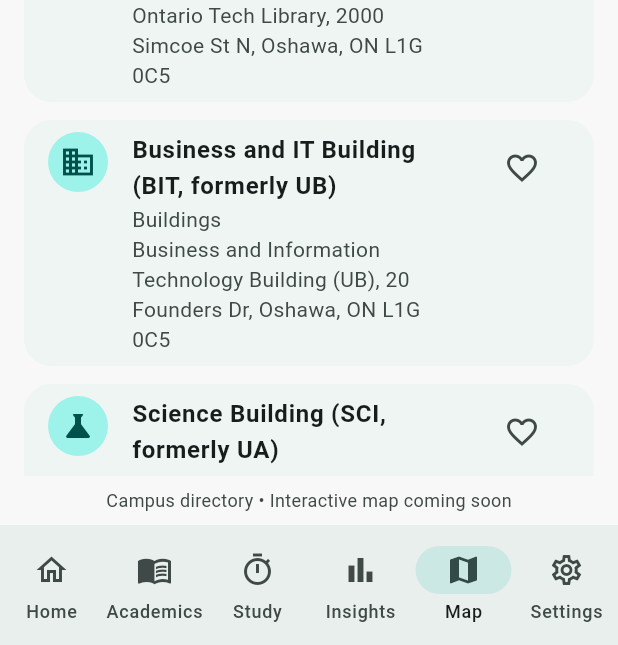
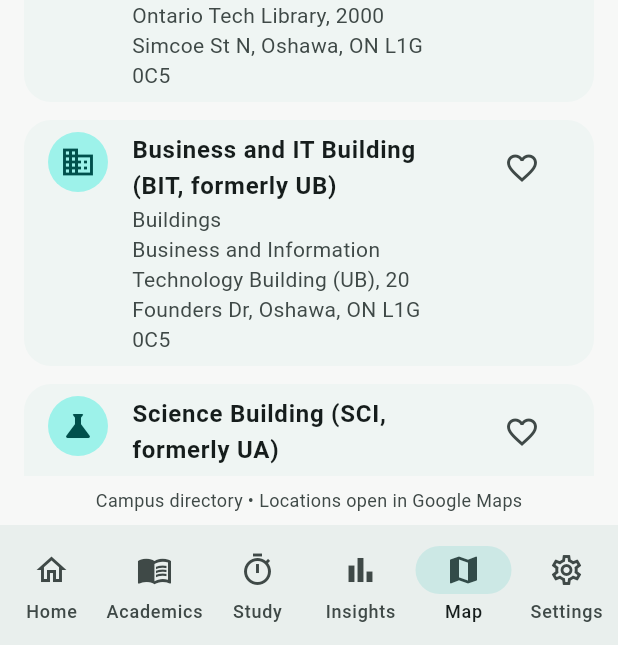
Before and after one commit to m3hreen/campus-companion, a Flutter app: the MainScreen screen opened directly with empty values, item 5 of the bottom bar chosen, on a phone screen of 412 x 824 dp, the part 591-1236 px from its top. Run offline on Flutter 3.47's test engine with Material 3 defaults, Android fonts, the phone set to English and light mode, and no system bars; our stand-ins replace flutter_local_notifications, shared_preferences, timezone; accounts and stored records are empty; network calls fail.

Commit message:
Document campus directory and improve accessibility

```diff
--- a/code/lib/screens/campus_directory_screen.dart
+++ b/code/lib/screens/campus_directory_screen.dart
@@ -1,26 +1,28 @@
+import 'package:flutter/material.dart';
+import 'package:shared_preferences/shared_preferences.dart';
+import 'package:url_launcher/url_launcher.dart';
 
-import 'package:flutter/material.dart';
-import 'package:url_launcher/url_launcher.dart';
 import '../models/campus_location.dart';
-import 'package:shared_preferences/shared_preferences.dart';
 
+// Displays campus locations with search, category filters and saved favourites.
 class CampusDirectoryScreen extends StatefulWidget {
   const CampusDirectoryScreen({super.key});
 
   @override
-  State<CampusDirectoryScreen> createState() =>
-      _CampusDirectoryScreenState();
+  State<CampusDirectoryScreen> createState() => _CampusDirectoryScreenState();
 }
 
-class _CampusDirectoryScreenState
-    extends State<CampusDirectoryScreen> {
+class _CampusDirectoryScreenState extends State<CampusDirectoryScreen> {
+  // --------------------------------------------------
+  // SEARCH AND FILTER STATE
+  // --------------------------------------------------
 
-  final TextEditingController _searchController =
-  TextEditingController();
+  final TextEditingController _searchController = TextEditingController();
 
   String _selectedCategory = 'All';
   bool _showFavoritesOnly = false;
 
+  // Location names identify favourites in the bundled directory.
   final Set<String> _favorites = {};
 
   @override
@@ -29,12 +31,24 @@ class _CampusDirectoryScreenState
     _loadFavorites();
   }
 
+  @override
+  void dispose() {
+    // Release the controller when this screen is removed.
+    _searchController.dispose();
+    super.dispose();
+  }
+
+  // --------------------------------------------------
+  // FAVOURITES STORAGE
+  // --------------------------------------------------
+
   Future<void> _loadFavorites() async {
-    final prefs = await SharedPreferences.getInstance();
+    final SharedPreferences prefs = await SharedPreferences.getInstance();
 
-    final savedFavorites =
+    final List<String> savedFavorites =
         prefs.getStringList('campus_favorites') ?? [];
 
+    // The screen may have closed while storage was loading.
     if (!mounted) return;
 
     setState(() {
@@ -43,6 +57,7 @@ class _CampusDirectoryScreenState
   }
 
   Future<void> _toggleFavorite(String name) async {
+    // Update the visible heart and favourites filter immediately.
     setState(() {
       if (_favorites.contains(name)) {
         _favorites.remove(name);
@@ -51,149 +66,179 @@ class _CampusDirectoryScreenState
       }
     });
 
-    final prefs = await SharedPreferences.getInstance();
+    // Store names so favourites remain available after restarting.
+    final SharedPreferences prefs = await SharedPreferences.getInstance();
 
-    await prefs.setStringList(
-      'campus_favorites',
-      _favorites.toList(),
-    );
+    await prefs.setStringList('campus_favorites', _favorites.toList());
   }
 
+  // --------------------------------------------------
+  // CAMPUS DIRECTORY DATA
+  // --------------------------------------------------
+
+  // Bundled locations remain searchable without an internet connection.
+  // Opening Google Maps requires an external application or browser.
   final List<CampusLocation> _locations = [
     CampusLocation(
       name: 'Ontario Tech Library (LIB)',
-      description: 'A multi-floor library with individual and group study spaces.',
+      description:
+          'A multi-floor library with individual and group study spaces.',
       address: 'Ontario Tech Library, 2000 Simcoe St N, Oshawa, ON L1G 0C5',
       category: 'Study',
       icon: Icons.local_library,
     ),
     CampusLocation(
       name: 'Business and IT Building (BIT, formerly UB)',
-      description: 'Academic building with classrooms, lecture halls and study areas.',
-      address: 'Business and Information Technology Building (UB), 20 Founders Dr, Oshawa, ON L1G 0C5',
+      description:
+          'Academic building with classrooms, lecture halls and study areas.',
+      address:
+          'Business and Information Technology Building (UB), '
+          '20 Founders Dr, Oshawa, ON L1G 0C5',
       category: 'Buildings',
       icon: Icons.business,
     ),
     CampusLocation(
       name: 'Science Building (SCI, formerly UA)',
       description: 'Science classrooms, laboratories and student study spaces.',
-      address: 'Science Building (UA), 31 Avenue of Champions, Oshawa, ON L1G 0C5',
+      address:
+          'Science Building (UA), '
+          '31 Avenue of Champions, Oshawa, ON L1G 0C5',
       category: 'Buildings',
       icon: Icons.science,
     ),
     CampusLocation(
       name: 'Shawenjigewining Hall (SHA)',
       description: 'Student services, study areas and student support.',
-      address: 'Shawenjigewining Hall, 40 Founders Dr, Oshawa, ON L1H 7K4',
+      address:
+          'Shawenjigewining Hall, '
+          '40 Founders Dr, Oshawa, ON L1H 7K4',
       category: 'Buildings',
       icon: Icons.people,
     ),
     CampusLocation(
       name: 'Energy Research Centre (ERC)',
       description: 'Academic building with classrooms and research spaces.',
-      address: 'Energy Research Centre (ERC), 30 Founders Dr, Oshawa, ON L1G 0C8',
+      address:
+          'Energy Research Centre (ERC), '
+          '30 Founders Dr, Oshawa, ON L1G 0C8',
       category: 'Buildings',
       icon: Icons.bolt,
     ),
     CampusLocation(
       name: 'Student Learning Centre',
-      description: 'Academic support, peer tutoring and writing support in Shawenjigewining Hall, 2nd floor',
-      address: 'Shawenjigewining Hall, 40 Founders Dr, Oshawa, ON L1H 7K4',
+      description:
+          'Academic support, peer tutoring and writing support '
+          'in Shawenjigewining Hall, 2nd floor',
+      address:
+          'Shawenjigewining Hall, '
+          '40 Founders Dr, Oshawa, ON L1H 7K4',
       category: 'Services',
       icon: Icons.school,
     ),
     CampusLocation(
       name: 'Hunter’s Kitchen',
       description: 'Food and dining located in the Business and IT Building.',
-      address: 'Business and Information Technology Building (UB), 20 Founders Dr, Oshawa, ON L1G 0C5',
+      address:
+          'Business and Information Technology Building (UB), '
+          '20 Founders Dr, Oshawa, ON L1G 0C5',
       category: 'Food',
       icon: Icons.restaurant,
     ),
     CampusLocation(
       name: 'Tim Hortons (SHA)',
       description: 'Coffee and refreshments in Shawenjigewining Hall.',
-      address: 'Shawenjigewining Hall, 40 Founders Dr, Oshawa, ON L1H 7K4',
+      address:
+          'Shawenjigewining Hall, '
+          '40 Founders Dr, Oshawa, ON L1H 7K4',
       category: 'Food',
       icon: Icons.coffee,
     ),
     CampusLocation(
       name: 'Study Spaces',
-      description: 'Private and open individual/group study spaces in Energy Research Centre.',
-      address: 'Energy Research Centre (ERC), 30 Founders Dr, Oshawa, ON L1G 0C8',
+      description:
+          'Private and open individual/group study spaces '
+          'in Energy Research Centre.',
+      address:
+          'Energy Research Centre (ERC), '
+          '30 Founders Dr, Oshawa, ON L1G 0C8',
       category: 'Study',
       icon: Icons.local_library,
     ),
   ];
 
+  // --------------------------------------------------
+  // COMBINED FILTERING
+  // --------------------------------------------------
+
   List<CampusLocation> get _filteredLocations {
+    final String query = _searchController.text.toLowerCase();
+
+    // Build a filtered list without changing the original directory.
     return _locations.where((location) {
-      final query = _searchController.text.toLowerCase();
-
-      final matchesSearch =
+      final bool matchesSearch =
           location.name.toLowerCase().contains(query) ||
           location.description.toLowerCase().contains(query) ||
           location.address.toLowerCase().contains(query);
 
-      final matchesCategory =
-          _selectedCategory == 'All' ||
-              location.category == _selectedCategory;
+      final bool matchesCategory =
+          _selectedCategory == 'All' || location.category == _selectedCategory;
 
-      final matchesFavorites =
-          !_showFavoritesOnly ||
-              _favorites.contains(location.name);
+      final bool matchesFavorites =
+          !_showFavoritesOnly || _favorites.contains(location.name);
 
-      return matchesSearch &&
-          matchesCategory &&
-          matchesFavorites;
+      // A location must match every active filter.
+      return matchesSearch && matchesCategory && matchesFavorites;
     }).toList();
   }
 
+  // --------------------------------------------------
+  // EXTERNAL MAPS NAVIGATION
+  // --------------------------------------------------
+
   Future<void> _openMaps(CampusLocation location) async {
-    final query = Uri.encodeComponent(location.address);
+    // Encode spaces and punctuation before adding the address to the URL.
+    final String query = Uri.encodeComponent(location.address);
 
-    final uri = Uri.parse(
+    final Uri uri = Uri.parse(
       'https://www.google.com/maps/search/?api=1&query=$query',
     );
 
     try {
-      final launched = await launchUrl(
+      final bool launched = await launchUrl(
         uri,
         mode: LaunchMode.externalApplication,
       );
 
       if (!launched && mounted) {
-        ScaffoldMessenger.of(context).showSnackBar(
-          const SnackBar(
-            content: Text('Unable to open Maps.'),
-          ),
-        );
+        _showMapsError();
       }
-    } catch (e) {
+    } catch (_) {
       if (!mounted) return;
-
-      ScaffoldMessenger.of(context).showSnackBar(
-        const SnackBar(
-          content: Text('Unable to open Maps.'),
-        ),
-      );
+      _showMapsError();
     }
   }
 
-  @override
-  void dispose() {
-    _searchController.dispose();
-    super.dispose();
+  void _showMapsError() {
+    ScaffoldMessenger.of(context)
+        .showSnackBar(const SnackBar(content: Text('Unable to open Maps.')));
   }
+
+  // --------------------------------------------------
+  // BUILD DIRECTORY SCREEN
+  // --------------------------------------------------
 
   @override
   Widget build(BuildContext context) {
-    final categories = [
+    const List<String> categories = [
       'All',
       'Study',
       'Food',
       'Buildings',
       'Services',
     ];
+
+    // Calculate once per build instead of filtering again for each row.
+    final List<CampusLocation> visibleLocations = _filteredLocations;
 
     return Column(
       children: [
@@ -204,24 +249,18 @@ class _CampusDirectoryScreenState
             children: [
               const Text(
                 'Campus Directory',
-                style: TextStyle(
-                  fontSize: 24,
-                  fontWeight: FontWeight.bold,
+                style: TextStyle(fontSize: 24, fontWeight: FontWeight.bold),
               ),
-              ),
-
               const SizedBox(height: 6),
-
               Text(
                 'Find buildings, study spaces, food and services.',
                 style: TextStyle(
-                  color: Theme.of(context)
-                      .colorScheme.onSurfaceVariant,
+                  color: Theme.of(context).colorScheme.onSurfaceVariant,
                 ),
               ),
-
               const SizedBox(height: 16),
 
+              // Rebuild the list whenever the search text changes.
               TextField(
                 controller: _searchController,
                 onChanged: (_) => setState(() {}),
@@ -229,6 +268,7 @@ class _CampusDirectoryScreenState
                   hintText: 'Search campus locations...',
                   prefixIcon: const Icon(Icons.search),
                   suffixIcon: IconButton(
+                    tooltip: 'Clear search',
                     icon: const Icon(Icons.clear),
                     onPressed: () {
                       _searchController.clear();
@@ -237,9 +277,9 @@ class _CampusDirectoryScreenState
                   ),
                 ),
               ),
-
               const SizedBox(height: 12),
 
+              // Horizontal scrolling keeps category choices accessible.
               SingleChildScrollView(
                 scrollDirection: Axis.horizontal,
                 child: Row(
@@ -259,9 +299,9 @@ class _CampusDirectoryScreenState
                   }).toList(),
                 ),
               ),
-
               const SizedBox(height: 8),
 
+              // Combine this option with the selected category and search.
               FilterChip(
                 label: const Text('Favorites only'),
                 avatar: const Icon(Icons.favorite),
@@ -276,74 +316,57 @@ class _CampusDirectoryScreenState
           ),
         ),
 
+        // Give the results list the remaining space on the screen.
         Expanded(
-          child: _filteredLocations.isEmpty
-              ? const Center(
-            child: Text('No locations found.'),
-          )
+          child: visibleLocations.isEmpty
+              ? const Center(child: Text('No locations found.'))
               : ListView.builder(
-            padding: const EdgeInsets.symmetric(
-              horizontal: 16,
-            ),
-            itemCount: _filteredLocations.length,
+                  padding: const EdgeInsets.symmetric(horizontal: 16),
+                  itemCount: visibleLocations.length,
                   itemBuilder: (context, index) {
-              final location =
-              _filteredLocations[index];
-
-              final isFavorite =
-              _favorites.contains(location.name);
+                    final CampusLocation location = visibleLocations[index];
+                    final bool isFavorite = _favorites.contains(location.name);
 
                     return Card(
                       child: ListTile(
-                  leading: CircleAvatar(
-                    child: Icon(location.icon),
-                  ),
-
+                        leading: CircleAvatar(child: Icon(location.icon)),
                         title: Text(
                           location.name,
-                    style: const TextStyle(
-                      fontWeight: FontWeight.bold,
+                          style: const TextStyle(fontWeight: FontWeight.bold),
                         ),
-                  ),
-
                         subtitle: Column(
-                    crossAxisAlignment:
-                    CrossAxisAlignment.start,
+                          crossAxisAlignment: CrossAxisAlignment.start,
                           children: [
                             Text(location.category),
                             Text(location.address),
                           ],
                         ),
-
                         isThreeLine: true,
-
                         trailing: IconButton(
+                          tooltip: isFavorite
+                              ? 'Remove favourite'
+                              : 'Save favourite',
                           icon: Icon(
-                      isFavorite
-                          ? Icons.favorite
-                          : Icons.favorite_border,
-                      color: isFavorite
-                          ? Colors.red
-                          : null,
+                            isFavorite ? Icons.favorite : Icons.favorite_border,
+                            color: isFavorite ? Colors.red : null,
                           ),
                           onPressed: () {
                             _toggleFavorite(location.name);
                           },
                         ),
 
+                        // Pass the selected location and parent callbacks.
                         onTap: () {
-                    Navigator.push(
+                          Navigator.push<void>(
                             context,
-                      MaterialPageRoute(
-                        builder: (_) =>
-                            CampusLocationDetails(
+                            MaterialPageRoute<void>(
+                              builder: (_) => CampusLocationDetails(
                                 location: location,
                                 isFavorite: isFavorite,
                                 onFavoriteChanged: () {
                                   _toggleFavorite(location.name);
                                 },
-                              onOpenMaps: () =>
-                                  _openMaps(location),
+                                onOpenMaps: () => _openMaps(location),
                               ),
                             ),
                           );
@@ -353,14 +376,12 @@ class _CampusDirectoryScreenState
                   },
                 ),
         ),
-
         Padding(
           padding: const EdgeInsets.all(8),
           child: Text(
-            'Campus directory • Interactive map coming soon',
+            'Campus directory • Locations open in Google Maps',
             style: TextStyle(
-              color: Theme.of(context)
-                  .colorScheme.onSurfaceVariant,
+              color: Theme.of(context).colorScheme.onSurfaceVariant,
               fontSize: 12,
             ),
           ),
@@ -370,13 +391,8 @@ class _CampusDirectoryScreenState
   }
 }
 
-
+// Shows one location and sends favourite/Maps actions to the directory.
 class CampusLocationDetails extends StatefulWidget {
-  final CampusLocation location;
-  final bool isFavorite;
-  final VoidCallback onFavoriteChanged;
-  final VoidCallback onOpenMaps;
-
   const CampusLocationDetails({
     super.key,
     required this.location,
@@ -385,37 +401,39 @@ class CampusLocationDetails extends StatefulWidget {
     required this.onOpenMaps,
   });
 
+  final CampusLocation location;
+  final bool isFavorite;
+  final VoidCallback onFavoriteChanged;
+  final VoidCallback onOpenMaps;
+
   @override
-  State<CampusLocationDetails> createState() =>
-      _CampusLocationDetailsState();
+  State<CampusLocationDetails> createState() => _CampusLocationDetailsState();
 }
 
-class _CampusLocationDetailsState
-    extends State<CampusLocationDetails> {
-
+class _CampusLocationDetailsState extends State<CampusLocationDetails> {
   late bool _isFavorite;
 
   @override
   void initState() {
     super.initState();
+
+    // Start with the favourite status passed from the directory.
     _isFavorite = widget.isFavorite;
   }
 
   @override
   Widget build(BuildContext context) {
-    final location = widget.location;
+    final CampusLocation location = widget.location;
 
     return Scaffold(
       appBar: AppBar(
         title: Text(location.name),
         actions: [
           IconButton(
-            icon: Icon(
-              _isFavorite
-                  ? Icons.favorite
-                  : Icons.favorite_border,
-            ),
+            tooltip: _isFavorite ? 'Remove favourite' : 'Save favourite',
+            icon: Icon(_isFavorite ? Icons.favorite : Icons.favorite_border),
             onPressed: () {
+              // Refresh this route's heart and update the parent's saved set.
               setState(() {
                 _isFavorite = !_isFavorite;
               });
@@ -426,7 +444,8 @@ class _CampusLocationDetailsState
         ],
       ),
 
-      body: Padding(
+      // Allow scrolling on small screens and with larger system text.
+      body: SingleChildScrollView(
         padding: const EdgeInsets.all(20),
         child: Column(
           crossAxisAlignment: CrossAxisAlignment.start,
@@ -436,51 +455,28 @@ class _CampusLocationDetailsState
               size: 60,
               color: Theme.of(context).colorScheme.primary,
             ),
-
             const SizedBox(height: 20),
-
             Text(
               location.name,
-              style: const TextStyle(
-                fontSize: 26,
-                fontWeight: FontWeight.bold,
+              style: const TextStyle(fontSize: 26, fontWeight: FontWeight.bold),
             ),
-            ),
-
             const SizedBox(height: 10),
-
             Chip(label: Text(location.category)),
-
             const SizedBox(height: 20),
-
             const Text(
               'Description',
-              style: TextStyle(
-                fontWeight: FontWeight.bold,
-                fontSize: 18,
+              style: TextStyle(fontWeight: FontWeight.bold, fontSize: 18),
             ),
-            ),
-
             const SizedBox(height: 8),
-
             Text(location.description),
-
             const SizedBox(height: 24),
-
             const Text(
               'Address',
-              style: TextStyle(
-                fontWeight: FontWeight.bold,
-                fontSize: 18,
+              style: TextStyle(fontWeight: FontWeight.bold, fontSize: 18),
             ),
-            ),
-
             const SizedBox(height: 8),
-
             Text(location.address),
-
             const SizedBox(height: 30),
-
             SizedBox(
               width: double.infinity,
               child: FilledButton.icon(
```
Lines whose indentation alone changed are shown as unchanged.
